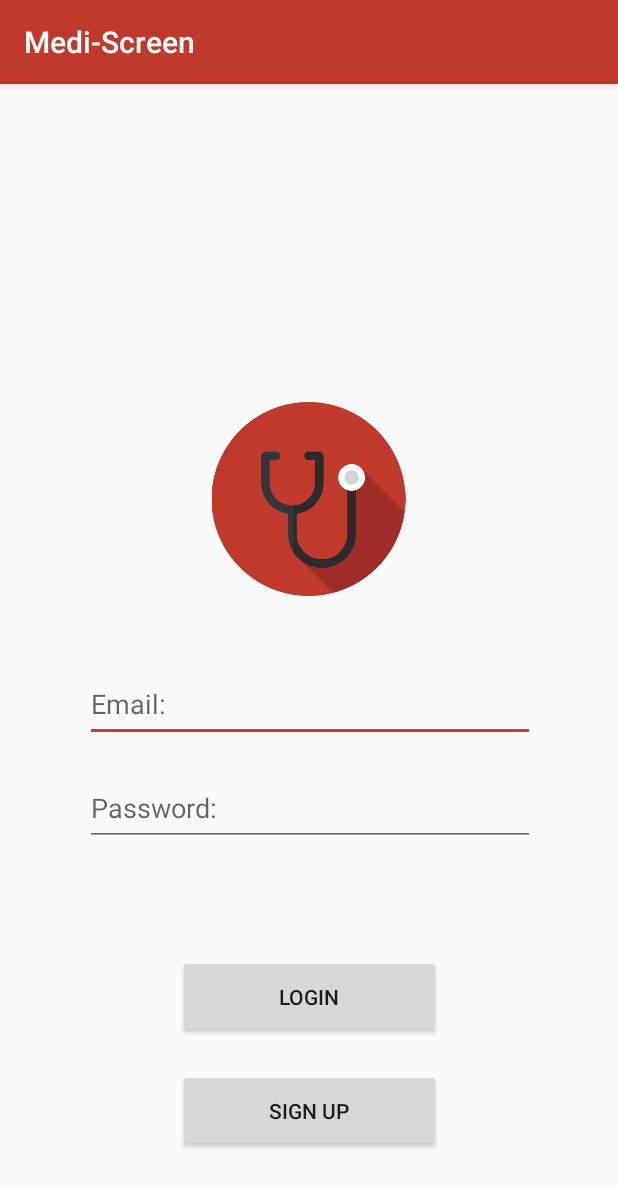
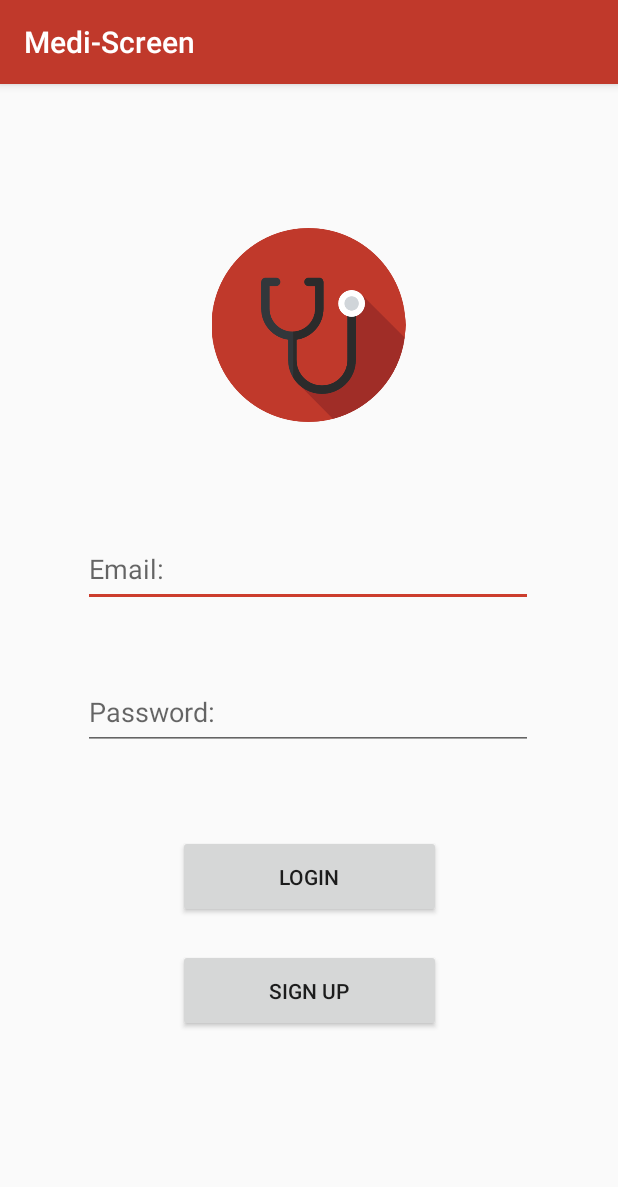
Before and after one commit to Krychaz/MedProject, an Android app: the screen it shows after launch (SignInActivity), on a phone screen of 412 x 824 dp. Shown: the top 1187 px of the screen. Run offline under Robolectric (Android 15) with nearby library versions, the light colour scheme and no system bars.

```diff
--- a/MediScreen/app/src/main/java/com/cit/medi_screen/SignUpActivity.java
+++ b/MediScreen/app/src/main/java/com/cit/medi_screen/SignUpActivity.java
@@ -42,7 +42,9 @@ public class SignUpActivity extends AppCompatActivity {
                                           String emailIn = email.getText().toString().trim();
                                           String passwd = password.getText().toString().trim();
                                           String passwdRpt = passwordRepeat.getText().toString().trim();
-
+                                          if (fName.equals("") || lName.equals("") || emailIn.equals("") || passwd.equals("") || passwdRpt.equals(""))
+                                              Toast.makeText(SignUpActivity.this, "Please fill in all fields", Toast.LENGTH_SHORT).show();
+                                          else {
                                               if (passwd.equals(passwdRpt)) {
                                                   long val = dbAcess.addUser(fName, lName, emailIn, passwd);
                                                   if (val > 0) {
@@ -62,6 +64,7 @@ public class SignUpActivity extends AppCompatActivity {
 
                                           }
                                       }
+                                  }
 
 
         );
--- a/MediScreen/app/src/main/java/com/cit/medi_screen/SignUpDatabaseHelper.java
+++ b/MediScreen/app/src/main/java/com/cit/medi_screen/SignUpDatabaseHelper.java
@@ -7,19 +7,15 @@ import androidx.annotation.Nullable;
 import com.readystatesoftware.sqliteasset.SQLiteAssetHelper;
 
 
-
-
 public class SignUpDatabaseHelper extends SQLiteAssetHelper {
     private static final String databaseName = "mediScreenDataBase.db";
-    private static  final int databaseVersion = 2;
-
+    private static final int databaseVersion = 2;
 
 
     public SignUpDatabaseHelper(@Nullable Context context) {
         super(context, databaseName, null, databaseVersion);
 
 
-
     }
 
 }
--- a/MediScreen/app/src/main/res/layout/activity_sign_in.xml
+++ b/MediScreen/app/src/main/res/layout/activity_sign_in.xml
@@ -4,8 +4,8 @@
     xmlns:tools="http://schemas.android.com/tools"
     android:layout_width="match_parent"
     android:layout_height="match_parent"
-    tools:context=".SignInActivity"
-    android:orientation="vertical">
+    android:orientation="vertical"
+    tools:context=".SignInActivity">
 
     <EditText
         android:id="@+id/emailEditText"
@@ -17,23 +17,23 @@
         android:inputType="textEmailAddress"
         app:layout_constraintBottom_toTopOf="@+id/passwdEditText"
         app:layout_constraintEnd_toEndOf="parent"
-        app:layout_constraintHorizontal_bias="0.505"
+        app:layout_constraintHorizontal_bias="0.495"
         app:layout_constraintStart_toStartOf="parent"
         app:layout_constraintTop_toTopOf="parent"
-        app:layout_constraintVertical_bias="0.952" />
+        app:layout_constraintVertical_bias="0.869" />
 
     <EditText
         android:id="@+id/passwdEditText"
         android:layout_width="300dp"
         android:layout_height="50dp"
-        android:layout_marginBottom="260dp"
+        android:layout_marginBottom="324dp"
         android:autofillHints=""
         android:ems="10"
         android:hint="@string/passwd"
         android:inputType="textPassword"
         app:layout_constraintBottom_toBottomOf="parent"
         app:layout_constraintEnd_toEndOf="parent"
-        app:layout_constraintHorizontal_bias="0.505"
+        app:layout_constraintHorizontal_bias="0.495"
         app:layout_constraintStart_toStartOf="parent" />
 
     <Button
@@ -45,13 +45,13 @@
         app:layout_constraintEnd_toEndOf="parent"
         app:layout_constraintStart_toStartOf="parent"
         app:layout_constraintTop_toBottomOf="@+id/passwdEditText"
-        app:layout_constraintVertical_bias="0.778" />
+        app:layout_constraintVertical_bias="0.734" />
 
     <Button
         android:id="@+id/signUpButton"
         android:layout_width="175dp"
         android:layout_height="55dp"
-        android:layout_marginBottom="56dp"
+        android:layout_marginBottom="136dp"
         android:text="@string/signUp"
         app:layout_constraintBottom_toBottomOf="parent"
         app:layout_constraintEnd_toEndOf="parent"
@@ -61,12 +61,12 @@
         android:id="@+id/logoImageView"
         android:layout_width="138dp"
         android:layout_height="129dp"
+        android:contentDescription="@string/logo"
         app:layout_constraintBottom_toTopOf="@+id/emailEditText"
         app:layout_constraintEnd_toEndOf="parent"
         app:layout_constraintHorizontal_bias="0.498"
         app:layout_constraintStart_toStartOf="parent"
         app:layout_constraintTop_toTopOf="parent"
-        app:layout_constraintVertical_bias="0.818"
-        app:srcCompat="@drawable/logo"
-        android:contentDescription="@string/logo" />
+        app:layout_constraintVertical_bias="0.565"
+        app:srcCompat="@drawable/logo" />
 </androidx.constraintlayout.widget.ConstraintLayout>
--- a/MediScreen/app/src/main/res/layout/activity_sign_up.xml
+++ b/MediScreen/app/src/main/res/layout/activity_sign_up.xml
@@ -4,8 +4,8 @@
     xmlns:tools="http://schemas.android.com/tools"
     android:layout_width="match_parent"
     android:layout_height="match_parent"
-    tools:context=".SignUpActivity"
-    android:orientation="vertical">
+    android:orientation="vertical"
+    tools:context=".SignUpActivity">
 
     <EditText
         android:id="@+id/firstNameEditText"
```
Also changed, not shown: MediScreen/app/src/main/java/com/cit/medi_screen/DatabaseAccess.java (+9 -0 lines), MediScreen/app/src/main/java/com/cit/medi_screen/SignInActivity.java (+7 -8 lines). Lines whose indentation alone changed are shown as unchanged.
